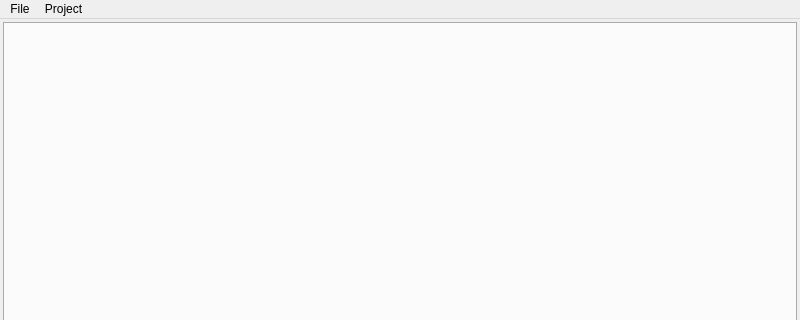
Before: the Qt Designer form Tools/Editor/mainwindow.ui in marcellfischbach/CobaltSKY, drawn with Qt 5; both pictures show x 0 to 800 and y 0 to 320 of the 800 by 600 pixel window.
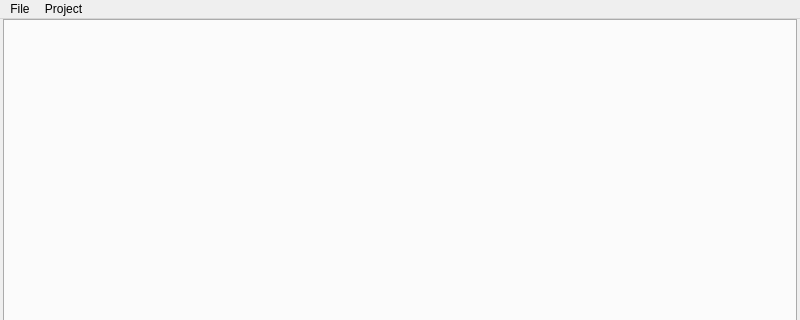
After: the same form once the commit is applied.

Diff of the .ui file:
```diff
--- a/Tools/Editor/mainwindow.ui
+++ b/Tools/Editor/mainwindow.ui
@@ -19,7 +19,7 @@
      <number>3</number>
     </property>
     <property name="topMargin">
-     <number>3</number>
+     <number>0</number>
     </property>
     <property name="rightMargin">
      <number>3</number>
```
Left out of the diff: 2 changed lines with no effect on the pictures.
